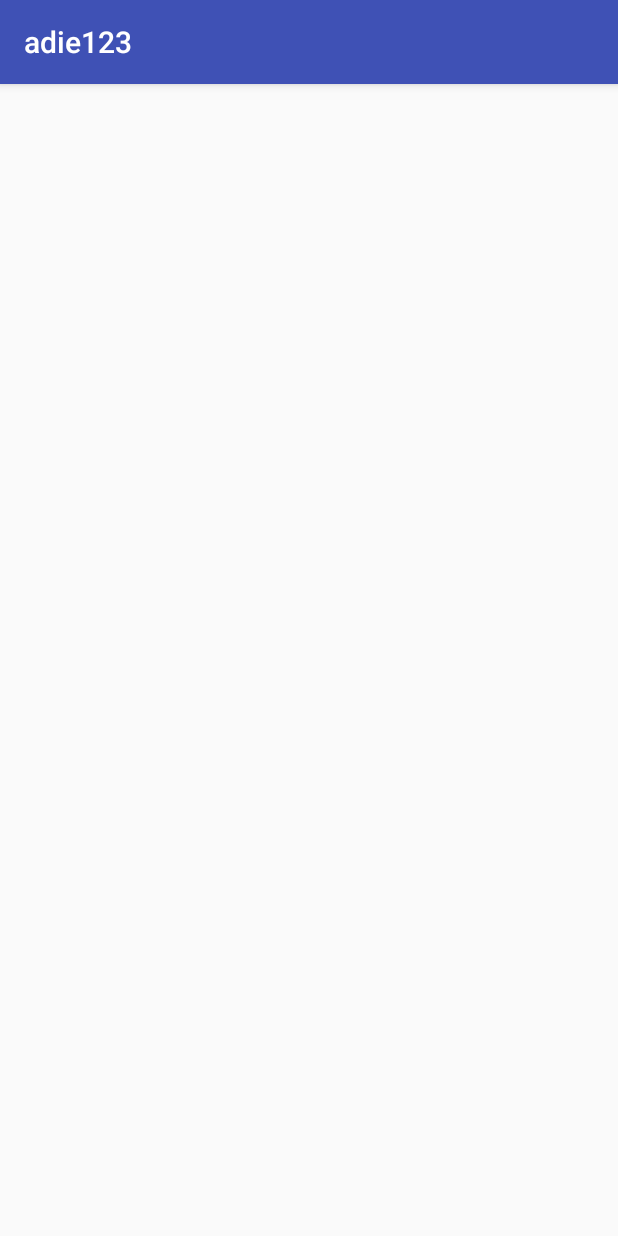
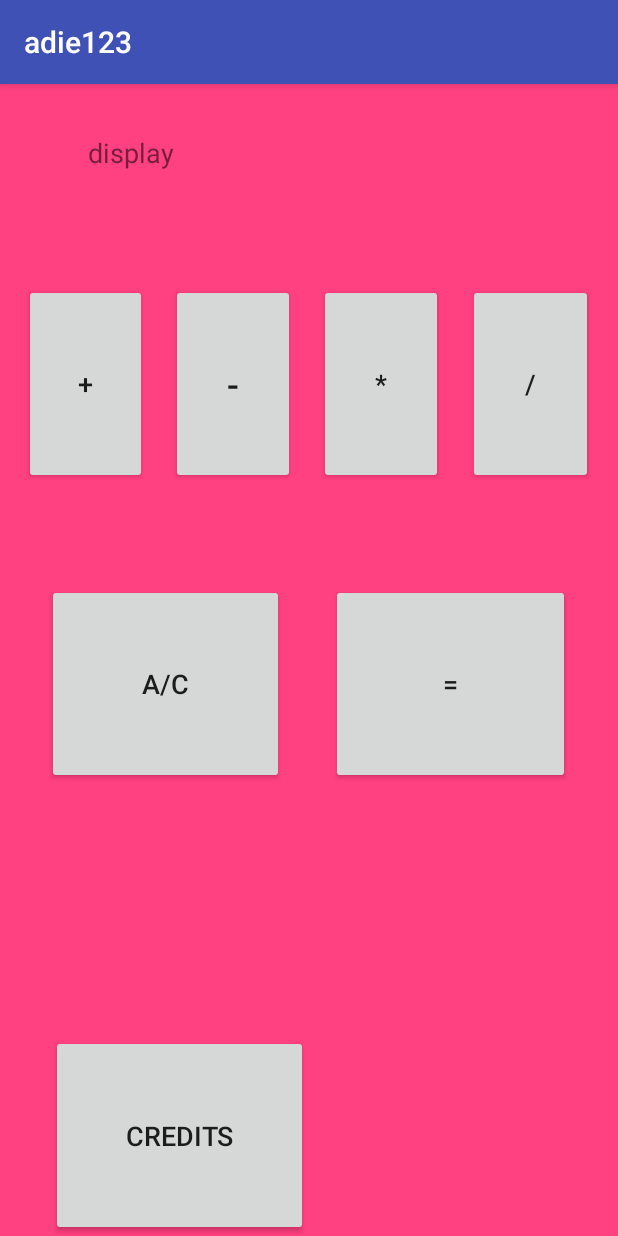
Before and after one commit to adidi3/adie123, an Android app: the screen it shows after launch (MainActivity), on a phone screen of 412 x 824 dp. Run offline under Robolectric (Android 15) with nearby library versions, the phone set to English and light mode, and no system bars.

Commit message:
2 commit

```diff
--- a/app/src/main/java/com/example/adipe/adie123/MainActivity.java
+++ b/app/src/main/java/com/example/adipe/adie123/MainActivity.java
@@ -2,6 +2,7 @@ package com.example.adipe.adie123;
 
 import android.support.v7.app.AppCompatActivity;
 import android.os.Bundle;
+import android.view.View;
 
 public class MainActivity extends AppCompatActivity {
 
@@ -9,5 +10,16 @@ public class MainActivity extends AppCompatActivity {
     protected void onCreate(Bundle savedInstanceState) {
         super.onCreate(savedInstanceState);
         setContentView(R.layout.activity_main);
+        int x,n,j;
+
+
+    }
+
+
+
+    public void hilukk(View view) {
+    }
+
+    public void cefell(View view) {
     }
 }
--- a/app/src/main/res/layout/activity_main.xml
+++ b/app/src/main/res/layout/activity_main.xml
@@ -5,15 +5,185 @@
     android:layout_width="match_parent"
     android:layout_height="match_parent"
     android:orientation="vertical"
+    android:background="@color/colorAccent"
     tools:context="com.example.adipe.adie123.MainActivity">
 
 
     <Space
         android:layout_width="match_parent"
-        android:layout_height="wrap_content" />
+        android:layout_weight="1"
+        android:layout_height="0dp" />
 
     <LinearLayout
         android:layout_width="match_parent"
-        android:layout_height="match_parent"
-        android:orientation="horizontal"></LinearLayout>
+        android:layout_height="0dp"
+        android:layout_weight="2"
+        android:orientation="horizontal">
+
+        <Space
+            android:layout_width="0dp"
+            android:layout_height="match_parent"
+            android:layout_weight="1" />
+
+        <TextView
+            android:id="@+id/textView2"
+            android:layout_width="0dp"
+            android:textSize="18dp"
+            android:layout_height="match_parent"
+            android:layout_weight="5"
+            android:text="display" />
+
+        <Space
+            android:layout_width="0dp"
+            android:layout_height="match_parent"
+            android:layout_weight="1" />
+
+    </LinearLayout>
+
+    <Space
+        android:layout_width="match_parent"
+        android:layout_weight="1"
+        android:layout_height="0dp" />
+
+    <LinearLayout
+        android:layout_width="match_parent"
+        android:layout_height="0dp"
+        android:layout_weight="4"
+        android:orientation="horizontal">
+
+        <Space
+            android:layout_width="0dp"
+            android:layout_height="match_parent"
+            android:layout_weight="1" />
+
+        <Button
+            android:id="@+id/plus"
+            android:onClick="a"
+            android:layout_width="0dp"
+            android:textSize="18dp"
+            android:layout_height="match_parent"
+            android:layout_weight="5"
+            android:text="+" />
+
+        <Space
+            android:layout_width="0dp"
+            android:layout_height="match_parent"
+            android:layout_weight="1" />
+
+        <Button
+            android:id="@+id/minus"
+            android:layout_width="0dp"
+            android:layout_height="match_parent"
+            android:layout_weight="5"
+            android:text="-"
+            android:textSize="24sp" />
+
+        <Space
+            android:layout_width="0dp"
+            android:layout_height="match_parent"
+            android:layout_weight="1" />
+
+        <Button
+            android:id="@+id/cefel"
+            android:layout_width="0dp"
+            android:textSize="18dp"
+            android:onClick="cefell"
+            android:layout_height="match_parent"
+            android:layout_weight="5"
+            android:text="*" />
+
+        <Space
+            android:layout_width="0dp"
+            android:layout_height="match_parent"
+            android:layout_weight="1" />
+
+        <Button
+            android:id="@+id/hiluk"
+            android:onClick="hilukk"
+            android:layout_width="0dp"
+            android:textSize="18dp"
+            android:layout_height="match_parent"
+            android:layout_weight="5"
+            android:text="/" />
+
+        <Space
+            android:layout_width="0dp"
+            android:layout_height="match_parent"
+            android:layout_weight="1" />
+    </LinearLayout>
+
+    <Space
+        android:layout_width="match_parent"
+        android:layout_weight="2"
+        android:layout_height="0dp" />
+
+    <LinearLayout
+        android:layout_width="match_parent"
+        android:layout_height="0dp"
+        android:layout_weight="4"
+        android:orientation="horizontal">
+
+        <Space
+            android:layout_width="0dp"
+            android:layout_height="match_parent"
+            android:layout_weight="1" />
+
+        <Button
+            android:id="@+id/button5"
+            android:textSize="18dp"
+            android:layout_width="0dp"
+            android:layout_height="match_parent"
+            android:layout_weight="5"
+            android:text="A/C" />
+
+
+        <Space
+            android:layout_width="0dp"
+            android:layout_height="match_parent"
+            android:layout_weight="1" />
+
+        <Button
+            android:id="@+id/button6"
+            android:layout_width="0dp"
+            android:textSize="18dp"
+            android:layout_height="match_parent"
+            android:layout_weight="5"
+            android:text="=" />
+
+        <Space
+            android:layout_width="0dp"
+            android:layout_height="match_parent"
+            android:layout_weight="1" />
+
+    </LinearLayout>
+
+    <Space
+        android:layout_width="match_parent"
+        android:layout_weight="5"
+        android:layout_height="0dp"/>
+
+    <LinearLayout
+        android:layout_width="match_parent"
+        android:layout_height="0dp"
+        android:layout_weight="4"
+        android:orientation="horizontal">
+
+        <Space
+            android:layout_width="0dp"
+            android:layout_height="match_parent"
+            android:layout_weight="1" />
+
+        <Button
+            android:id="@+id/button7"
+            android:layout_width="0dp"
+            android:textSize="18dp"
+            android:layout_height="match_parent"
+            android:layout_weight="5"
+            android:text="credits" />
+
+        <Space
+            android:layout_width="0dp"
+            android:layout_height="match_parent"
+            android:layout_weight="6" />
+    </LinearLayout>
 </LinearLayout>
```
